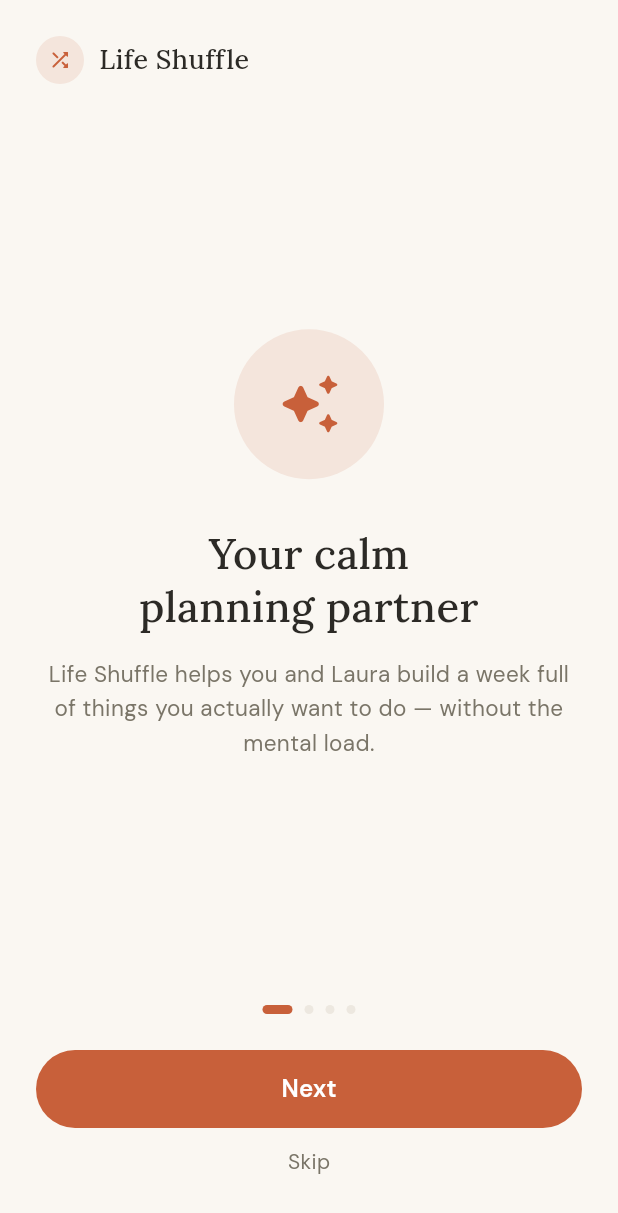
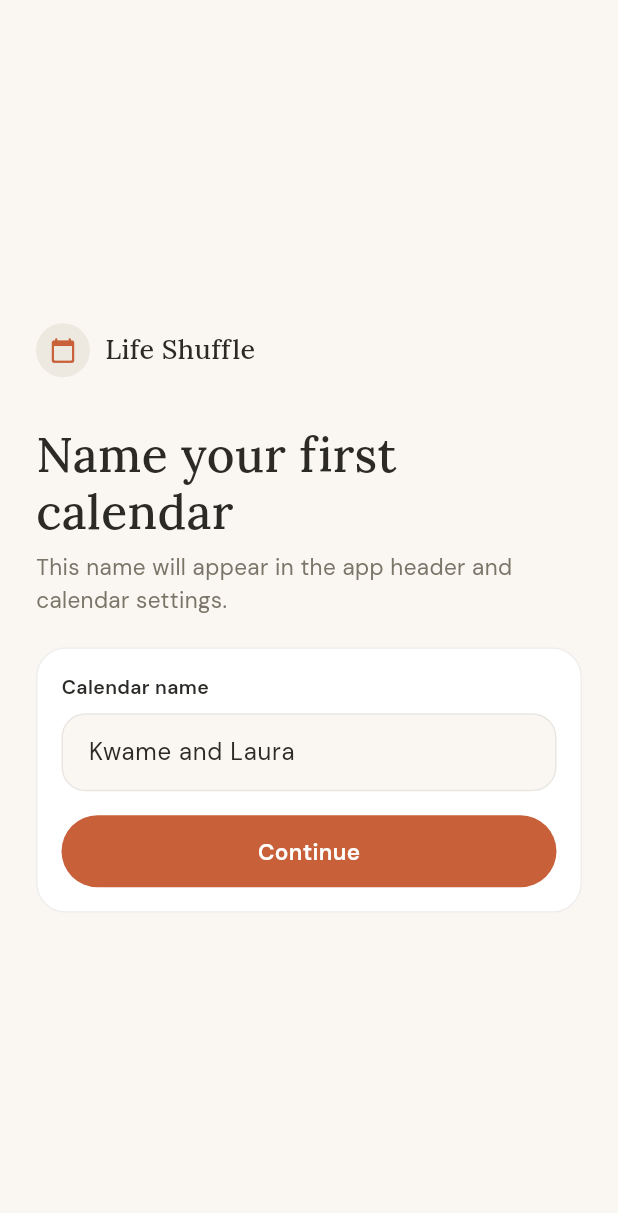
Before and after one commit to paulokwa/life-shuffle, a Flutter app: the screen it shows after launch, after a tap on "Continue", on a phone screen of 412 x 824 dp. Shown: the top 1213 px of the screen. Run offline on Flutter 3.47's test engine with Material 3 defaults, Android fonts, the phone set to English and light mode, and no system bars; our stand-ins replace cloud_firestore, firebase_auth, firebase_core, google_fonts, shared_preferences; accounts and stored records are empty.

Commit message:
feat: Add onboarding step for naming the first calendar and persist state

```diff
--- /dev/null
+++ b/lib/screens/calendar_name_screen.dart
@@ -0,0 +1,183 @@
+import 'package:flutter/material.dart';
+import 'package:google_fonts/google_fonts.dart';
+
+import '../theme/app_colors.dart';
+import '../widgets/ls_card.dart';
+
+class CalendarNameScreen extends StatefulWidget {
+  const CalendarNameScreen({
+    super.key,
+    required this.initialName,
+    required this.onConfirm,
+  });
+
+  final String initialName;
+  final bool Function(String calendarName) onConfirm;
+
+  @override
+  State<CalendarNameScreen> createState() => _CalendarNameScreenState();
+}
+
+class _CalendarNameScreenState extends State<CalendarNameScreen> {
+  late final TextEditingController _controller;
+  String? _errorText;
+
+  @override
+  void initState() {
+    super.initState();
+    _controller = TextEditingController(text: widget.initialName.trim());
+  }
+
+  @override
+  void dispose() {
+    _controller.dispose();
+    super.dispose();
+  }
+
+  void _confirm() {
+    final saved = widget.onConfirm(_controller.text);
+    setState(() {
+      _errorText = saved ? null : 'Enter a calendar name to continue.';
+    });
+  }
+
+  @override
+  Widget build(BuildContext context) {
+    return Scaffold(
+      backgroundColor: backgroundCream,
+      body: SafeArea(
+        child: Center(
+          child: SingleChildScrollView(
+            padding: const EdgeInsets.all(24),
+            child: ConstrainedBox(
+              constraints: const BoxConstraints(maxWidth: 420),
+              child: Column(
+                crossAxisAlignment: CrossAxisAlignment.start,
+                children: [
+                  Row(
+                    children: [
+                      Container(
+                        width: 36,
+                        height: 36,
+                        decoration: const BoxDecoration(
+                          shape: BoxShape.circle,
+                          color: warmBeige,
+                        ),
+                        alignment: Alignment.center,
+                        child: const Icon(
+                          Icons.calendar_today_rounded,
+                          size: 18,
+                          color: primaryTerracotta,
+                        ),
+                      ),
+                      const SizedBox(width: 10),
+                      Text(
+                        'Life Shuffle',
+                        style: GoogleFonts.lora(
+                          fontSize: 18,
+                          fontWeight: FontWeight.w500,
+                          color: textPrimary,
+                        ),
+                      ),
+                    ],
+                  ),
+                  const SizedBox(height: 32),
+                  Text(
+                    'Name your first calendar',
+                    style: GoogleFonts.lora(
+                      fontSize: 32,
+                      fontWeight: FontWeight.w500,
+                      color: textPrimary,
+                      height: 1.2,
+                    ),
+                  ),
+                  const SizedBox(height: 8),
+                  Text(
+                    'This name will appear in the app header and calendar settings.',
+                    style: GoogleFonts.dmSans(
+                      fontSize: 15,
+                      color: textMuted,
+                      height: 1.45,
+                    ),
+                  ),
+                  const SizedBox(height: 20),
+                  LsCard(
+                    child: Column(
+                      crossAxisAlignment: CrossAxisAlignment.start,
+                      children: [
+                        Text(
+                          'Calendar name',
+                          style: GoogleFonts.dmSans(
+                            fontSize: 13,
+                            fontWeight: FontWeight.w600,
+                            color: textPrimary,
+                          ),
+                        ),
+                        const SizedBox(height: 8),
+                        TextField(
+                          controller: _controller,
+                          textInputAction: TextInputAction.done,
+                          textCapitalization: TextCapitalization.words,
+                          onSubmitted: (_) => _confirm(),
+                          decoration: InputDecoration(
+                            hintText: 'My Life Shuffle',
+                            errorText: _errorText,
+                            filled: true,
+                            fillColor: backgroundCream,
+                            contentPadding: const EdgeInsets.symmetric(
+                              horizontal: 14,
+                              vertical: 14,
+                            ),
+                            border: OutlineInputBorder(
+                              borderRadius: BorderRadius.circular(16),
+                              borderSide: const BorderSide(color: borderWarm),
+                            ),
+                            enabledBorder: OutlineInputBorder(
+                              borderRadius: BorderRadius.circular(16),
+                              borderSide: const BorderSide(color: borderWarm),
+                            ),
+                            focusedBorder: OutlineInputBorder(
+                              borderRadius: BorderRadius.circular(16),
+                              borderSide: const BorderSide(
+                                color: primaryTerracotta,
+                              ),
+                            ),
+                          ),
+                          style: GoogleFonts.dmSans(
+                            fontSize: 16,
+                            color: textPrimary,
+                          ),
+                        ),
+                        const SizedBox(height: 16),
+                        GestureDetector(
+                          onTap: _confirm,
+                          child: Container(
+                            width: double.infinity,
+                            height: 48,
+                            decoration: BoxDecoration(
+                              color: primaryTerracotta,
+                              borderRadius: BorderRadius.circular(100),
+                            ),
+                            alignment: Alignment.center,
+                            child: Text(
+                              'Continue',
+                              style: GoogleFonts.dmSans(
+                                fontSize: 15,
+                                fontWeight: FontWeight.w600,
+                                color: Colors.white,
+                              ),
+                            ),
+                          ),
+                        ),
+                      ],
+                    ),
+                  ),
+                ],
+              ),
+            ),
+          ),
+        ),
+      ),
+    );
+  }
+}
--- a/lib/services/persistence_service.dart
+++ b/lib/services/persistence_service.dart
@@ -18,6 +18,8 @@
   static const _keyPlanStyle = 'ls_plan_style';
   static const _keyDisplayName = 'ls_display_name';
   static const _keyDisplayNameConfirmed = 'ls_display_name_confirmed';
+  static const _keyCalendarTitle = 'ls_calendar_title';
+  static const _keyCalendarNameConfirmed = 'ls_calendar_name_confirmed';
   static const _pfxEnabled = 'ls_en_';
   static const _pfxCheckin = 'ls_ci_';
   static const _pfxLocked = 'ls_lk_';
@@ -33,6 +35,9 @@
     final displayName = _prefs.getString(_keyDisplayName);
     final displayNameConfirmed =
         _prefs.getBool(_keyDisplayNameConfirmed) ?? false;
+    final calendarTitle = _prefs.getString(_keyCalendarTitle);
+    final calendarNameConfirmed =
+        _prefs.getBool(_keyCalendarNameConfirmed) ?? false;
     final enabledMap = <String, bool>{};
     final checkinMap = <String, int>{};
     final lockedMap = <String, bool>{};
@@ -60,6 +65,8 @@
       planStyle: planStyle,
       displayName: displayName,
       displayNameConfirmed: displayNameConfirmed,
+      calendarTitle: calendarTitle,
+      calendarNameConfirmed: calendarNameConfirmed,
       enabledMap: enabledMap,
       checkinMap: checkinMap,
       lockedMap: lockedMap,
@@ -86,6 +93,17 @@
 
   static void saveDisplayNameConfirmed(bool value) =>
       _prefs.setBool(_keyDisplayNameConfirmed, value);
+
+  static void saveCalendarTitle(String? value) {
+    if (value == null || value.trim().isEmpty) {
+      _prefs.remove(_keyCalendarTitle);
+      return;
+    }
+    _prefs.setString(_keyCalendarTitle, value.trim());
+  }
+
+  static void saveCalendarNameConfirmed(bool value) =>
+      _prefs.setBool(_keyCalendarNameConfirmed, value);
 
   static void saveUpdatedAtMillis(int value) =>
       _prefs.setInt(_keyUpdatedAtMillis, value);
@@ -133,6 +151,8 @@
     this.planStyle = 'balanced',
     this.displayName,
     this.displayNameConfirmed = false,
+    this.calendarTitle,
+    this.calendarNameConfirmed = false,
   });
 
   final List<Activity> activities;
@@ -141,6 +161,8 @@
   final String planStyle;
   final String? displayName;
   final bool displayNameConfirmed;
+  final String? calendarTitle;
+  final bool calendarNameConfirmed;
   final Map<String, bool> enabledMap;
   final Map<String, int> checkinMap;
   final Map<String, bool> lockedMap;
@@ -153,6 +175,8 @@
       'planStyle': planStyle,
       'displayName': displayName,
       'displayNameConfirmed': displayNameConfirmed,
+      'calendarTitle': calendarTitle,
+      'calendarNameConfirmed': calendarNameConfirmed,
       'enabledMap': enabledMap,
       'checkinMap': checkinMap,
       'lockedMap': lockedMap,
@@ -169,9 +193,9 @@
       updatedAtMillis: _readInt(map['updatedAtMillis']),
       planStyle: (map['planStyle'] as String?) ?? 'balanced',
       displayName: _readNullableString(map['displayName']),
-      displayNameConfirmed: map['displayNameConfirmed'] is bool
-          ? map['displayNameConfirmed'] as bool
-          : false,
+      displayNameConfirmed: _readBool(map['displayNameConfirmed']),
+      calendarTitle: _readNullableString(map['calendarTitle']),
+      calendarNameConfirmed: _readBool(map['calendarNameConfirmed']),
       enabledMap: Map<String, bool>.from(map['enabledMap'] ?? {}),
       checkinMap: Map<String, int>.from(map['checkinMap'] ?? {}),
       lockedMap: Map<String, bool>.from(map['lockedMap'] ?? {}),
@@ -190,6 +214,8 @@
     return trimmed.isEmpty ? null : trimmed;
   }
 
+  static bool _readBool(Object? value) => value is bool ? value : false;
+
   static List<Activity> _readActivities(
     Object? value,
     List<Activity> fallbackActivities,
--- a/lib/state/app_state.dart
+++ b/lib/state/app_state.dart
@@ -20,6 +20,7 @@
   String? _plannerConflictMessage;
   String? _displayName;
   bool _displayNameConfirmed = false;
+  bool _calendarNameConfirmed = false;
   bool _checkInPromptDismissed = false;
   String? _userId;
   String? _calendarId;
@@ -46,6 +47,7 @@
   String? get userId => _userId;
   String? get calendarId => _calendarId;
   String get calendarTitle => _calendarTitle;
+  bool get calendarNameConfirmed => _calendarNameConfirmed;
   String? get calendarOwnerUserId => _calendarOwnerUserId;
   List<String> get calendarMemberUserIds =>
       List.unmodifiable(_calendarMemberUserIds);
@@ -198,6 +200,16 @@
     return true;
   }
 
+  bool confirmCalendarTitle(String value) {
+    final trimmed = value.trim().replaceAll(RegExp(r'\s+'), ' ');
+    if (trimmed.isEmpty) return false;
+    _calendarTitle = trimmed;
+    _calendarNameConfirmed = true;
+    _persist();
+    notifyListeners();
+    return true;
+  }
+
   void regenerate() {
     _lastRegenerationSnapshot = _currentSavedState();
     _seed++;
@@ -253,6 +265,12 @@
     _displayName = saved.displayName;
     _displayNameConfirmed =
         saved.displayNameConfirmed && saved.displayName != null;
+    final savedCalendarTitle = saved.calendarTitle;
+    if (savedCalendarTitle != null) {
+      _calendarTitle = savedCalendarTitle;
+    }
+    _calendarNameConfirmed = saved.calendarNameConfirmed &&
+        (savedCalendarTitle != null || _calendarTitle.trim().isNotEmpty);
     for (final entry in saved.enabledMap.entries) {
       final idx = activities.indexWhere((a) => a.id == entry.key);
       if (idx >= 0) activities[idx].enabled = entry.value;
@@ -281,6 +299,8 @@
     PersistenceService.savePlanStyle(state.planStyle);
     PersistenceService.saveDisplayName(state.displayName);
     PersistenceService.saveDisplayNameConfirmed(state.displayNameConfirmed);
+    PersistenceService.saveCalendarTitle(state.calendarTitle);
+    PersistenceService.saveCalendarNameConfirmed(state.calendarNameConfirmed);
     for (final entry in state.enabledMap.entries) {
       PersistenceService.saveEnabled(entry.key, entry.value);
     }
@@ -293,13 +313,18 @@
   }
 
   bool _applyCalendarMetadata(CalendarMetadata metadata) {
+    final nextTitle = _calendarNameConfirmed &&
+            _calendarTitle.trim().isNotEmpty &&
+            metadata.title == FirestoreSyncService.defaultCalendarTitle
+        ? _calendarTitle
+        : metadata.title;
     final changed = _calendarId != metadata.calendarId ||
-        _calendarTitle != metadata.title ||
+        _calendarTitle != nextTitle ||
         _calendarOwnerUserId != metadata.ownerUserId ||
         _calendarMemberUserIds.join('|') != metadata.memberUserIds.join('|');
 
     _calendarId = metadata.calendarId;
-    _calendarTitle = metadata.title;
+    _calendarTitle = nextTitle;
     _calendarOwnerUserId = metadata.ownerUserId;
     _calendarMemberUserIds = List.unmodifiable(metadata.memberUserIds);
     return changed;
@@ -307,7 +332,9 @@
 
   void _clearCalendarMetadata() {
     _calendarId = null;
-    _calendarTitle = FirestoreSyncService.defaultCalendarTitle;
+    if (!_calendarNameConfirmed) {
+      _calendarTitle = FirestoreSyncService.defaultCalendarTitle;
+    }
     _calendarOwnerUserId = null;
     _calendarMemberUserIds = const [];
   }
@@ -334,6 +361,8 @@
       planStyle: _planStyle.name,
       displayName: _displayName,
       displayNameConfirmed: _displayNameConfirmed,
+      calendarTitle: _calendarTitle,
+      calendarNameConfirmed: _calendarNameConfirmed,
       enabledMap: enabledMap,
       checkinMap: checkinMap,
       lockedMap: lockedMap,
--- a/lib/widgets/auth_gate.dart
+++ b/lib/widgets/auth_gate.dart
@@ -1,6 +1,7 @@
 import 'dart:async';
 import 'package:firebase_auth/firebase_auth.dart';
 import 'package:flutter/material.dart';
+import '../screens/calendar_name_screen.dart';
 import '../screens/display_name_screen.dart';
 import '../screens/onboarding_screen.dart';
 import '../screens/sign_in_screen.dart';
@@ -53,11 +54,23 @@
                 return saved;
               },
             )
-          : _onboardingDone
-              ? const BottomNavShell()
-              : OnboardingScreen(
-                  onComplete: () => setState(() => _onboardingDone = true),
-                ),
+          : !widget.appState.calendarNameConfirmed
+              ? CalendarNameScreen(
+                  initialName: _defaultCalendarName(),
+                  onConfirm: (calendarName) {
+                    final saved =
+                        widget.appState.confirmCalendarTitle(calendarName);
+                    if (saved) {
+                      setState(() {});
+                    }
+                    return saved;
+                  },
+                )
+              : _onboardingDone
+                  ? const BottomNavShell()
+                  : OnboardingScreen(
+                      onComplete: () => setState(() => _onboardingDone = true),
+                    ),
     );
   }
 
@@ -74,6 +87,12 @@
     }
 
     return 'Kwame';
+  }
+
+  String _defaultCalendarName() {
+    final saved = widget.appState.calendarTitle.trim();
+    if (saved.isNotEmpty) return saved;
+    return 'Kwame and Laura';
   }
 
   @override
```
Also changed, not shown: lib/services/firestore_sync_service.dart (+8 -2 lines), lib/widgets/life_shuffle_header.dart (+28 -6 lines), 3 other files.
